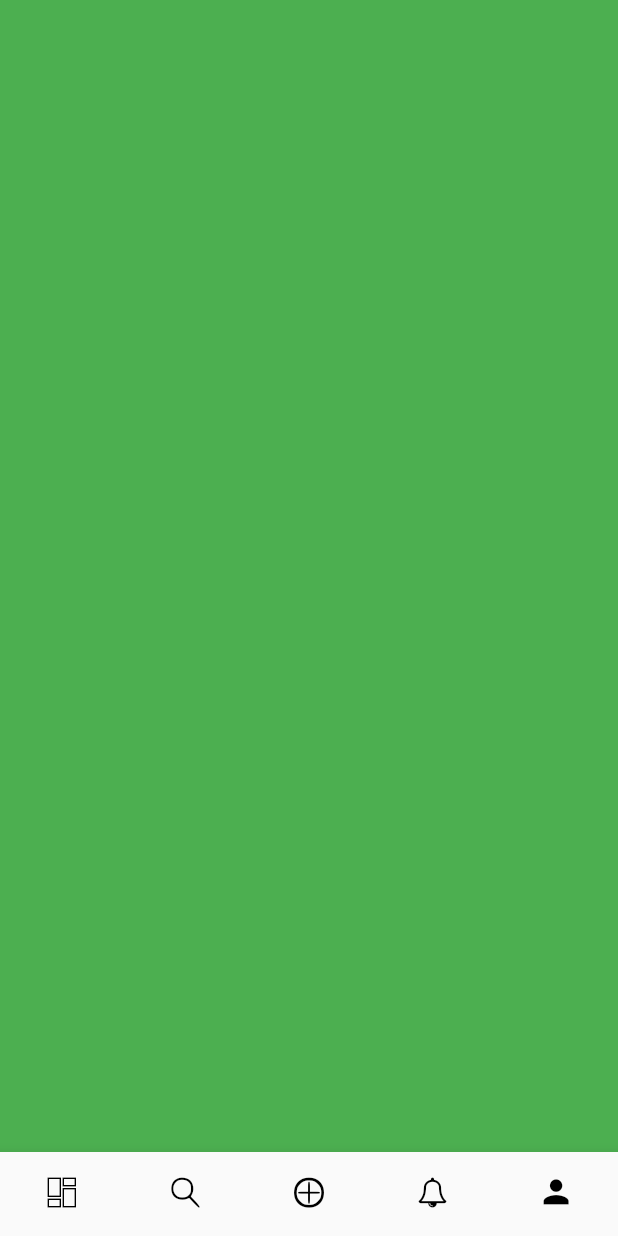
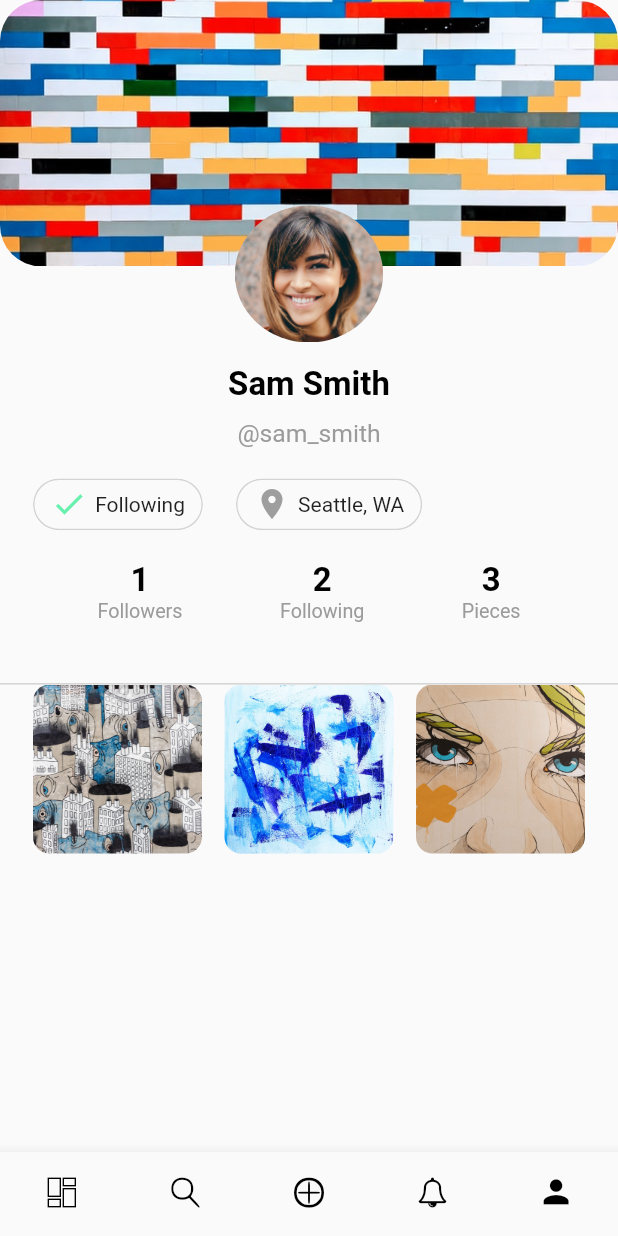
Before and after one commit to abelee98/Doodle, a Flutter app: the Home screen opened by its route, item 5 of the bottom bar chosen, on a phone screen of 412 x 824 dp. Run offline on Flutter 3.47's test engine with Material 2 defaults, Android fonts, the phone set to English and light mode, and no system bars; our stand-ins replace flutter_screenutil.

Commit message:
profile page initial commit

```diff
--- /dev/null
+++ b/lib/models/profileData.dart
@@ -0,0 +1,25 @@
+class ProfileData {
+  final String profileBanner;
+  final String profilePicture;
+  final String username;
+  final String firstname;
+  final String lastname;
+  final String location;
+  final int followers;
+  final int following;
+  final int pieces;
+  final List<String> piecesList;
+
+  ProfileData(
+    this.profileBanner,
+    this.profilePicture,
+    this.username,
+    this.firstname,
+    this.lastname,
+    this.location,
+    this.followers,
+    this.following,
+    this.pieces,
+    this.piecesList
+  );
+}
--- a/lib/widgets/home.dart
+++ b/lib/widgets/home.dart
@@ -1,3 +1,4 @@
+import 'package:doodle/models/profileData.dart';
 import 'package:flutter/material.dart';
 import 'package:doodle/customIcons.dart';
 import 'feed.dart';
@@ -15,7 +16,7 @@ class Home extends StatefulWidget {
 
 class _HomeState extends State<Home> {
   int _currentIndex = 0;
-  final List<Widget> _children = [Feed(), Explore(), Draw(), Notifications(), Profile()];
+  final List<Widget> _children = [Feed(), Explore(), Draw(), Notifications(), Profile(profileData: ProfileData("assets/profile/profileSplash.jpeg", "assets/people/sam.png", "sam_smith", "Sam", "Smith", "Seattle, WA", 1, 2, 3, ["assets/landing2.jpeg", "assets/landing3.jpeg", "assets/drawings/portrait.jpeg"]))];
 
   void onTabTapped(int index) {
     setState(() {
--- a/lib/widgets/post.dart
+++ b/lib/widgets/post.dart
@@ -23,7 +23,46 @@ class _PostState extends State<Post> {
     } else if (change.inDays <= 7) {
       return change.inDays.toString() + " days ago";
     } else {
-      return postDate.month.toString() + " " + postDate.day.toString() + " " + postDate.year.toString();
+      var month;
+      switch (postDate.month) {
+        case 1:
+          month = "January";
+          break;
+        case 2:
+          month = "February";
+          break;
+        case 3:
+          month = "March";
+          break;
+        case 4:
+          month = "April";
+          break;
+        case 5:
+          month = "May";
+          break;
+        case 6:
+          month = "June";
+          break;
+        case 7:
+          month = "July";
+          break;
+        case 8:
+          month = "August";
+          break;
+        case 9:
+          month = "September";
+          break;
+        case 10:
+          month = "October";
+          break;
+        case 11:
+          month = "November";
+          break;
+        default:
+          month = "December";
+          break;
+      }
+      return month + " " + postDate.day.toString() + ", " + postDate.year.toString();
     }
   }
 
--- a/lib/widgets/profile.dart
+++ b/lib/widgets/profile.dart
@@ -1,12 +1,128 @@
 import 'package:flutter/material.dart';
+import 'package:doodle/models/profileData.dart';
+import 'package:flutter_screenutil/flutter_screenutil.dart';
+import 'profilePill.dart';
 
 class Profile extends StatelessWidget {
-  const Profile({Key key}) : super(key: key);
+  final ProfileData profileData;
+
+  const Profile({Key key, this.profileData}) : super(key: key);
+
+  GridView buildPieces(List<String> piecesList) {
+    return GridView.count(
+      crossAxisCount: 3,
+      childAspectRatio: 1.0,
+      mainAxisSpacing: 1.5,
+      crossAxisSpacing: 15.0,
+      shrinkWrap: true,
+      physics: const NeverScrollableScrollPhysics(),
+      children: piecesList.map((element) {
+        return GridTile(child:
+          ClipRRect(
+            borderRadius: BorderRadius.circular(ScreenUtil().setWidth(10)),
+            child: Image.asset(element, fit: BoxFit.cover),
+          )
+        );
+      }).toList());
+  }
+
+  Column buildInfo(String info, String title) {
+    return  Column(
+      children: <Widget>[
+        Text(
+          info,
+          style: TextStyle(
+            fontWeight: FontWeight.bold,
+            fontSize: ScreenUtil().setSp(20),
+            color: Colors.black
+          ),
+        ),
+        Text(
+          title,
+          style: TextStyle(
+            fontSize: ScreenUtil().setSp(12),
+            color: Color(0xff9b9b9b)
+          ),
+        )
+      ],
+    );
+  }
 
   @override
   Widget build(BuildContext context) {
-    return Container(
-      color: Colors.green
+    ScreenUtil.init(context, width: 375, height: 812, allowFontScaling: true);
+    var piecesList = this.profileData.piecesList;
+    return SingleChildScrollView(
+      child: Column(
+        children: <Widget> [
+          Stack(
+            overflow: Overflow.visible,
+            children: <Widget>[
+              ClipRRect(
+                  borderRadius: BorderRadius.circular(ScreenUtil().setWidth(25)),
+                  child: SizedBox(
+                    height: ScreenUtil().setHeight(175),
+                    width: ScreenUtil().setWidth(375),
+                    child: Image.asset(this.profileData.profileBanner, fit: BoxFit.cover),
+                  )
+                ),
+              Positioned(
+                top: ScreenUtil().setHeight(135),
+                left: ScreenUtil().setWidth((375/2)-45),
+                width: ScreenUtil().setWidth(90),
+                height: ScreenUtil().setHeight(90),
+                child: SizedBox(
+                  child: ClipOval(child: Image.asset(this.profileData.profilePicture, fit: BoxFit.cover),),
+                )
+              ),
+            ],
+          ),
+          SizedBox(height: ScreenUtil().setHeight(65), width: ScreenUtil().setWidth(50)),
+          Text(
+            this.profileData.firstname + " " + this.profileData.lastname,
+            style: TextStyle(
+              color: Colors.black,
+              fontWeight: FontWeight.bold,
+              fontSize: ScreenUtil().setSp(20),
+            ),
+          ),
+          SizedBox(height: ScreenUtil().setHeight(10), width: ScreenUtil().setWidth(50)),
+          Text(
+            "@" + this.profileData.username,
+            style: TextStyle(
+              color: Color(0xff9b9b9b),
+              fontSize: ScreenUtil().setSp(15),
+            ),
+          ),
+          SizedBox(height: ScreenUtil().setHeight(20), width: ScreenUtil().setWidth(50)),
+          Row(
+            crossAxisAlignment: CrossAxisAlignment.start,
+            children: <Widget>[
+            SizedBox(height: ScreenUtil().setHeight(1), width: ScreenUtil().setWidth(20)),
+            ProfilePill(icon: Icons.check, color: Colors.greenAccent, info: "Following"),
+            SizedBox(height: ScreenUtil().setHeight(1), width: ScreenUtil().setWidth(20)),
+            ProfilePill(icon: Icons.location_on, color: Colors.grey, info: this.profileData.location)
+          ],),
+          SizedBox(height: ScreenUtil().setHeight(20), width: ScreenUtil().setWidth(50)),
+          Row(
+            mainAxisAlignment: MainAxisAlignment.spaceEvenly,
+            children: <Widget>[
+            buildInfo(this.profileData.followers.toString(), "Followers"),
+            buildInfo(this.profileData.following.toString(), "Following"),
+            buildInfo(this.profileData.pieces.toString(), "Pieces")
+          ],),
+          SizedBox(height: ScreenUtil().setHeight(40), width: ScreenUtil().setWidth(50)),
+          Container(
+            decoration: BoxDecoration(
+              border: Border(top: BorderSide(color: Color(0xffd3d3d3), width: 1)),
+            ),
+            child: Padding(
+              padding: EdgeInsets.only(left: ScreenUtil().setWidth(20.0), right: ScreenUtil().setWidth(20.0), top: ScreenUtil().setWidth(0.0)),
+              child: buildPieces(piecesList),
+            ),
+          )
+        ],
+      )
     );
   }
 }
--- /dev/null
+++ b/lib/widgets/profilePill.dart
@@ -0,0 +1,44 @@
+import 'package:flutter/material.dart';
+import 'package:flutter_screenutil/flutter_screenutil.dart';
+
+class ProfilePill extends StatefulWidget {
+  final IconData icon;
+  final String info;
+  final Color color;
+  ProfilePill({Key key, @required this.icon, @required this.color, @required this.info}) : super(key: key);
+
+  @override
+  _ProfilePillState createState() => _ProfilePillState();
+}
+
+class _ProfilePillState extends State<ProfilePill> {
+
+ @override
+  Widget build(BuildContext context) {
+    ScreenUtil.init(context, width: 375, height: 812, allowFontScaling: true);
+
+    return ClipRRect(
+      borderRadius: BorderRadius.circular(ScreenUtil().setHeight(17)),
+      child: Container(
+        decoration: BoxDecoration(
+          border: Border.all(
+            width: 1,
+            color: Color(0xffd3d3d3)
+          ),
+          borderRadius: BorderRadius.circular(ScreenUtil().setHeight(17)),
+        ),
+        height: ScreenUtil().setHeight(34),
+        child: Row(
+          mainAxisSize: MainAxisSize.min,
+          children: <Widget>[
+            SizedBox(width: ScreenUtil().setWidth(10), height: ScreenUtil().setHeight(10)),
+            Icon(this.widget.icon, color: this.widget.color,),
+            SizedBox(width: ScreenUtil().setWidth(5), height: ScreenUtil().setHeight(10)),
+            Text(this.widget.info),
+            SizedBox(width: ScreenUtil().setWidth(10), height: ScreenUtil().setHeight(10)),
+          ],
+        ),
+      ),
+    );
+  }
+}
--- a/pubspec.yaml
+++ b/pubspec.yaml
@@ -47,6 +47,7 @@ flutter:
     - assets/icons/
     - assets/people/
     - assets/drawings/
+    - assets/profile/
 
   # An image asset can refer to one or more resolution-specific "variants", see
   # https://flutter.dev/assets-and-images/#resolution-aware.
```
Also changed, not shown: assets/profile/profileSplash.jpeg (added).
